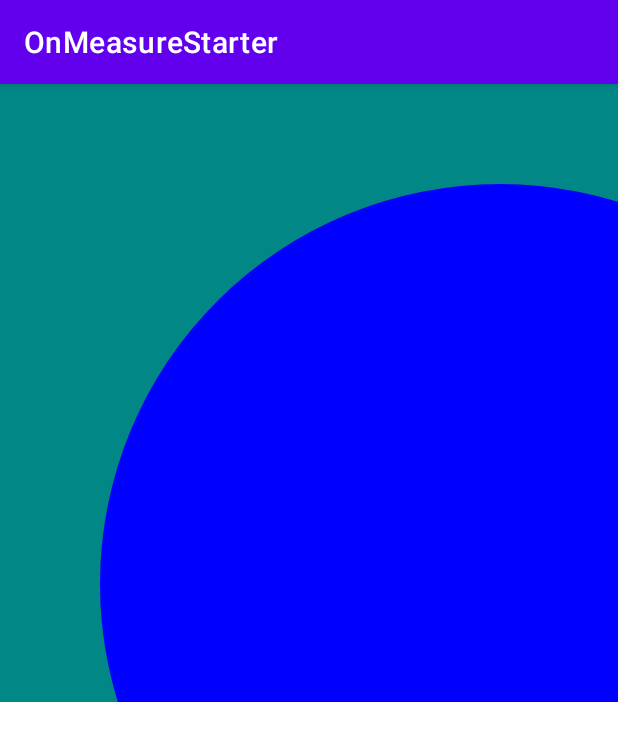
After one commit to sunnyswag/AndroidStarter, an Android app: the fragment OnDrawFragment shown on its own in the app's theme, on a phone screen of 412 x 824 dp. The commit adds this screen. Shown: the top 741 px of the screen. Run offline under Robolectric (Android 15) with nearby library versions, the phone set to English and light mode, and no system bars; our stand-ins replace CircleImageView.

Commit message:
书写熟悉完 onDraw()

```diff
--- a/OnMeasureStarter/app/build.gradle
+++ b/OnMeasureStarter/app/build.gradle
@@ -23,8 +23,8 @@ android {
         }
     }
     compileOptions {
-        sourceCompatibility JavaVersion.VERSION_1_8
-        targetCompatibility JavaVersion.VERSION_1_8
+        sourceCompatibility JavaVersion.VERSION_11
+        targetCompatibility JavaVersion.VERSION_11
     }
     kotlinOptions {
         jvmTarget = '1.8'
--- /dev/null
+++ b/OnMeasureStarter/app/src/main/java/com/demo/onmeasurestarter/fragment/OnDrawFragment.kt
@@ -0,0 +1,25 @@
+package com.demo.onmeasurestarter.fragment
+
+import android.os.Bundle
+import android.view.LayoutInflater
+import android.view.View
+import android.view.ViewGroup
+import androidx.fragment.app.Fragment
+import com.demo.onmeasurestarter.R
+import com.demo.onmeasurestarter.view.CircleImageView
+
+class OnDrawFragment: Fragment() {
+
+    override fun onCreateView(
+        inflater: LayoutInflater,
+        container: ViewGroup?,
+        savedInstanceState: Bundle?
+    ): View? {
+        val root = inflater.inflate(R.layout.fragment_on_draw, container, false)
+
+        val circleImageView = root.findViewById<CircleImageView>(R.id.circle_imageview)
+
+        return root
+    }
+
+}
--- /dev/null
+++ b/OnMeasureStarter/app/src/main/java/com/demo/onmeasurestarter/view/CircleImageView.kt
@@ -0,0 +1,66 @@
+package com.demo.onmeasurestarter.view
+
+import android.annotation.SuppressLint
+import android.content.Context
+import android.graphics.Canvas
+import android.graphics.Color
+import android.graphics.Paint
+import android.util.AttributeSet
+import androidx.appcompat.widget.AppCompatImageView
+
+class CircleImageView: AppCompatImageView {
+
+    private val mPaint: Paint = Paint(Paint.ANTI_ALIAS_FLAG)
+
+    constructor(context: Context) : super(context)
+
+    constructor(context: Context, attrs : AttributeSet) : super(context, attrs)
+
+    constructor(context: Context, attrs: AttributeSet, defStyleAttr: Int): super(context, attrs, defStyleAttr)
+
+    override fun onDraw(canvas: Canvas?) {
+        super.onDraw(canvas)
+        mPaint.color = Color.BLUE
+        canvas?.drawCircle(PADDING + RADIUS, PADDING + RADIUS, RADIUS, mPaint)
+    }
+
+    @SuppressLint("RestrictedApi")
+    override fun onMeasure(widthMeasureSpec: Int, heightMeasureSpec: Int) {
+
+        // 不让 view 自己再测一遍，浪费资源
+        // super.onMeasure(widthMeasureSpec, heightMeasureSpec)
+
+        val expectedSize = (PADDING + RADIUS).toInt() * 2
+
+        // 方式一
+        val width: Int = resolveSize(expectedSize, widthMeasureSpec)
+        val height: Int = resolveSize(expectedSize, widthMeasureSpec)
+        setMeasuredDimension(width, height)
+
+        // 方式二
+//        val result = getMeasuredSizeManually(expectedSize, widthMeasureSpec)
+//        setMeasuredDimension(result, result)
+    }
+
+    private fun getMeasuredSizeManually(expectedSize: Int, widthMeasureSpec: Int): Int {
+        // 获取父 View 传来的参数
+        val widthSize = MeasureSpec.getSize(widthMeasureSpec)
+        val widthMode = MeasureSpec.getMode(widthMeasureSpec)
+
+        val result = if (widthMode == MeasureSpec.AT_MOST) { // 取两者的最小值，相当于 wrap_content
+            if (widthSize < expectedSize) widthSize else expectedSize
+        } else if (widthMode == MeasureSpec.EXACTLY) { // 父 View 给多少用多少，相当于 match_parent
+            widthSize
+        } else if (widthMode == MeasureSpec.UNSPECIFIED) { // 没有指定大小，相当于使用子 View 自己指定的大小
+            expectedSize
+        } else {
+            0
+        }
+        return result
+    }
+
+    companion object{
+        private const val PADDING: Float = 100.0F
+        private const val RADIUS: Float = 400.0F
+    }
+}
--- /dev/null
+++ b/OnMeasureStarter/app/src/main/res/layout/fragment_on_draw.xml
@@ -0,0 +1,13 @@
+<?xml version="1.0" encoding="utf-8"?>
+<LinearLayout
+    xmlns:android="http://schemas.android.com/apk/res/android"
+    android:layout_width="match_parent"
+    android:layout_height="match_parent">
+
+    <com.demo.onmeasurestarter.view.CircleImageView
+        android:id="@+id/circle_imageview"
+        android:layout_width="wrap_content"
+        android:layout_height="wrap_content"
+        android:background="@color/design_default_color_secondary_variant" />
+
+</LinearLayout>
```
Also changed, not shown: OnMeasureStarter/app/src/main/java/com/demo/onmeasurestarter/MainActivity.kt (+8 -1 lines), OnMeasureStarter/app/src/main/java/com/demo/onmeasurestarter/adapter/PagerAdapter.kt (added, +31 -0 lines), OnMeasureStarter/app/src/main/java/com/demo/onmeasurestarter/fragment/OnLayoutFragment.kt (added, +24 -0 lines), OnMeasureStarter/app/src/main/java/com/demo/onmeasurestarter/fragment/OnMeasureFragment.kt (added, +44 -0 lines), OnMeasureStarter/app/src/main/java/com/demo/onmeasurestarter/view/SquareImageView.kt (added, +21 -0 lines), OnMeasureStarter/app/src/main/java/com/demo/onmeasurestarter/viewmodel/OnMeasureViewModel.kt (added, +13 -0 lines), OnMeasureStarter/app/src/main/res/layout/activity_main.xml (+5 -16 lines), OnMeasureStarter/app/src/main/res/layout/fragment_on_layout.xml (added, +21 -0 lines), OnMeasureStarter/app/src/main/res/layout/fragment_on_measure.xml (added, +21 -0 lines), 1 other file.
